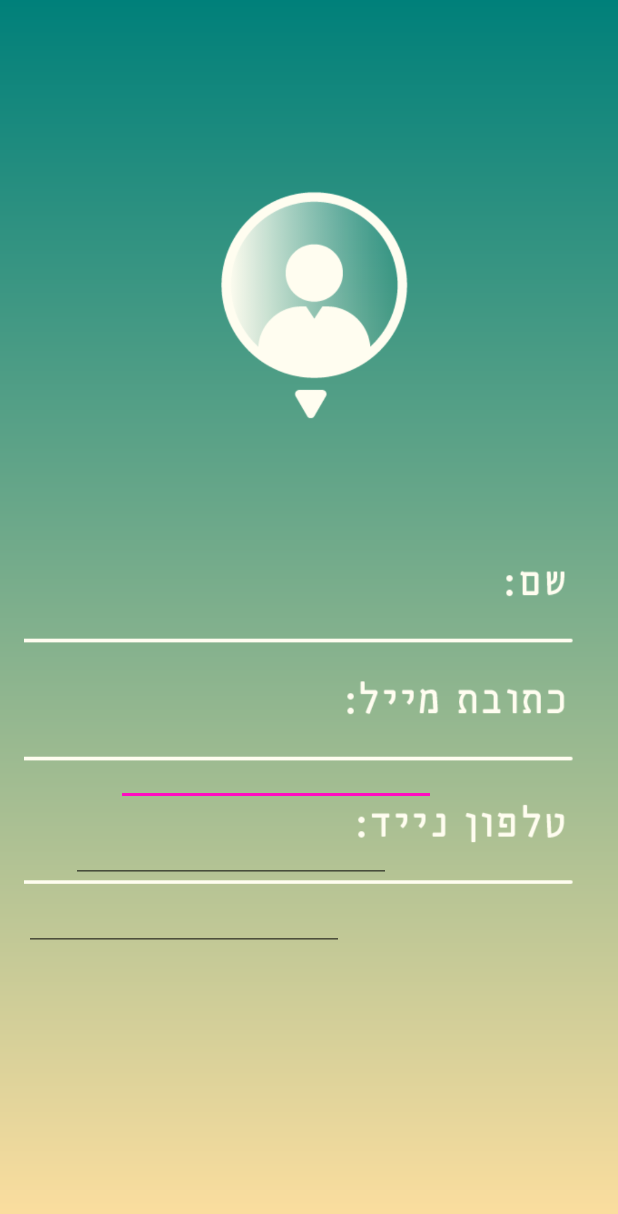
After one commit to edenadler/FindMySeat, an Android app: the Profile screen opened directly, with no data from a screen before it, on a phone screen of 412 x 824 dp. The commit adds this screen. Shown: the top 1214 px of the screen. Run offline under Robolectric (Android 15) with nearby library versions, the phone set to English and light mode, and no system bars.

Commit message:
update profile activity inputs

```diff
--- a/FindMySeat_android/app/src/main/AndroidManifest.xml
+++ b/FindMySeat_android/app/src/main/AndroidManifest.xml
@@ -18,7 +18,8 @@
                 <category android:name="android.intent.category.LAUNCHER" />
             </intent-filter>
         </activity>
-        <activity android:name=".LoginScreen"></activity>
+        <activity android:name=".LoginScreen" />
+        <activity android:name=".Profile"></activity>
     </application>
 
 </manifest>
--- a/FindMySeat_android/app/src/main/java/com/prototype/joint/findmyseat/MainActivity.java
+++ b/FindMySeat_android/app/src/main/java/com/prototype/joint/findmyseat/MainActivity.java
@@ -15,18 +15,18 @@ public class MainActivity extends AppCompatActivity {
     @Override
     protected void onCreate(Bundle savedInstanceState) {
         super.onCreate(savedInstanceState);
-        setContentView(R.layout.activity_main);
-        Toolbar toolbar = (Toolbar) findViewById(R.id.toolbar);
-        setSupportActionBar(toolbar);
-
-        FloatingActionButton fab = (FloatingActionButton) findViewById(R.id.fab);
-        fab.setOnClickListener(new View.OnClickListener() {
-            @Override
-            public void onClick(View view) {
-                Snackbar.make(view, "Replace with your own action", Snackbar.LENGTH_LONG)
-                        .setAction("Action", null).show();
-            }
-        });
+        setContentView(R.layout.activity_profile);
+//        Toolbar toolbar = (Toolbar) findViewById(R.id.toolbar);
+//        setSupportActionBar(toolbar);
+//
+//        FloatingActionButton fab = (FloatingActionButton) findViewById(R.id.fab);
+//        fab.setOnClickListener(new View.OnClickListener() {
+//            @Override
+//            public void onClick(View view) {
+//                Snackbar.make(view, "Replace with your own action", Snackbar.LENGTH_LONG)
+//                        .setAction("Action", null).show();
+//            }
+//        });
     }
 
     @Override
--- /dev/null
+++ b/FindMySeat_android/app/src/main/java/com/prototype/joint/findmyseat/Profile.java
@@ -0,0 +1,40 @@
+package com.prototype.joint.findmyseat;
+
+import android.support.v7.app.AppCompatActivity;
+import android.os.Bundle;
+import android.util.Log;
+import android.view.View;
+import android.widget.EditText;
+
+public class Profile extends AppCompatActivity {
+
+    @Override
+    protected void onCreate(Bundle savedInstanceState) {
+        super.onCreate(savedInstanceState);
+        setContentView(R.layout.activity_profile);
+
+        final EditText nameInput = (EditText)findViewById(R.id.nameInput);
+        nameInput.setOnClickListener(new View.OnClickListener(){
+            @Override
+            public void onClick(View view){
+                Log.v("EditText value=", nameInput.getText().toString());
+            }
+        });
+
+        final EditText emailInput = (EditText)findViewById(R.id.emailInput);
+        emailInput.setOnClickListener(new View.OnClickListener(){
+            @Override
+            public  void onClick(View view){
+                Log.v("EditText value=", emailInput.getText().toString());
+            }
+        });
+
+        final EditText phoneInput = (EditText)findViewById(R.id.phoneInput);
+        phoneInput.setOnClickListener(new View.OnClickListener(){
+            @Override
+            public  void onClick(View view){
+                Log.v("EditText value=", phoneInput.getText().toString());
+            }
+        });
+    }
+}
--- /dev/null
+++ b/FindMySeat_android/app/src/main/res/drawable/backgroud_gradient.xml
@@ -0,0 +1,10 @@
+<?xml version="1.0" encoding="utf-8"?>
+<shape xmlns:android="http://schemas.android.com/apk/res/android">
+    <gradient
+        android:startColor="@color/gradient_background_start"
+        android:endColor="@color/gradient_background_end"
+        android:type="linear"
+        android:angle="270"
+        />
+
+</shape>
--- /dev/null
+++ b/FindMySeat_android/app/src/main/res/layout/activity_profile.xml
@@ -0,0 +1,57 @@
+<?xml version="1.0" encoding="utf-8"?>
+<RelativeLayout xmlns:android="http://schemas.android.com/apk/res/android"
+    xmlns:app="http://schemas.android.com/apk/res-auto"
+    xmlns:tools="http://schemas.android.com/tools"
+    android:id="@+id/activity_profile"
+    android:layout_width="match_parent"
+    android:layout_height="match_parent"
+    android:paddingBottom="@dimen/activity_vertical_margin"
+    android:paddingLeft="@dimen/activity_horizontal_margin"
+    android:paddingRight="@dimen/activity_horizontal_margin"
+    android:paddingTop="@dimen/activity_vertical_margin"
+    android:background="@drawable/backgroud_gradient"
+    tools:context="com.prototype.joint.findmyseat.Profile">
+
+    <ImageView
+        android:layout_width="match_parent"
+        android:layout_height="match_parent"
+        android:src="@drawable/profile1"
+        android:id="@+id/imageView5"
+        android:scaleType="centerCrop"
+        android:cropToPadding="true"
+        android:layout_alignParentBottom="true"
+        android:layout_alignParentStart="true"
+        android:layout_marginBottom="81dp" />
+
+    <EditText
+        android:layout_width="wrap_content"
+        android:layout_height="wrap_content"
+        android:inputType="textPersonName"
+        android:ems="10"
+        android:layout_marginBottom="189dp"
+        android:id="@+id/nameInput"
+        android:layout_marginStart="30dp"
+        android:layout_alignBottom="@+id/imageView5"
+        android:layout_alignStart="@+id/emailInput" />
+
+    <EditText
+        android:layout_width="wrap_content"
+        android:layout_height="wrap_content"
+        android:inputType="textPersonName"
+        android:ems="10"
+        android:layout_marginStart="31dp"
+        android:layout_marginTop="51dp"
+        android:id="@+id/emailInput"
+        android:layout_alignTop="@+id/nameInput"
+        android:layout_alignParentStart="true" />
+
+    <EditText
+        android:layout_width="wrap_content"
+        android:layout_height="wrap_content"
+        android:inputType="textPersonName"
+        android:ems="10"
+        android:id="@+id/phoneInput"
+        android:layout_below="@+id/emailInput"
+        android:layout_alignParentStart="true" />
+
+</RelativeLayout>
```
Also changed, not shown: FindMySeat_android/app/src/main/profile-web.png (added), FindMySeat_android/app/src/main/res/drawable/profile1.png (added), FindMySeat_android/app/src/main/res/mipmap-hdpi/profile.png (added), FindMySeat_android/app/src/main/res/mipmap-mdpi/profile.png (added), FindMySeat_android/app/src/main/res/mipmap-xhdpi/profile.png (added), FindMySeat_android/app/src/main/res/mipmap-xxhdpi/profile.png (added), FindMySeat_android/app/src/main/res/mipmap-xxxhdpi/profile.png (added), FindMySeat_android/app/src/main/res/values/colors.xml (line endings or trailing spaces), 2 other files.
